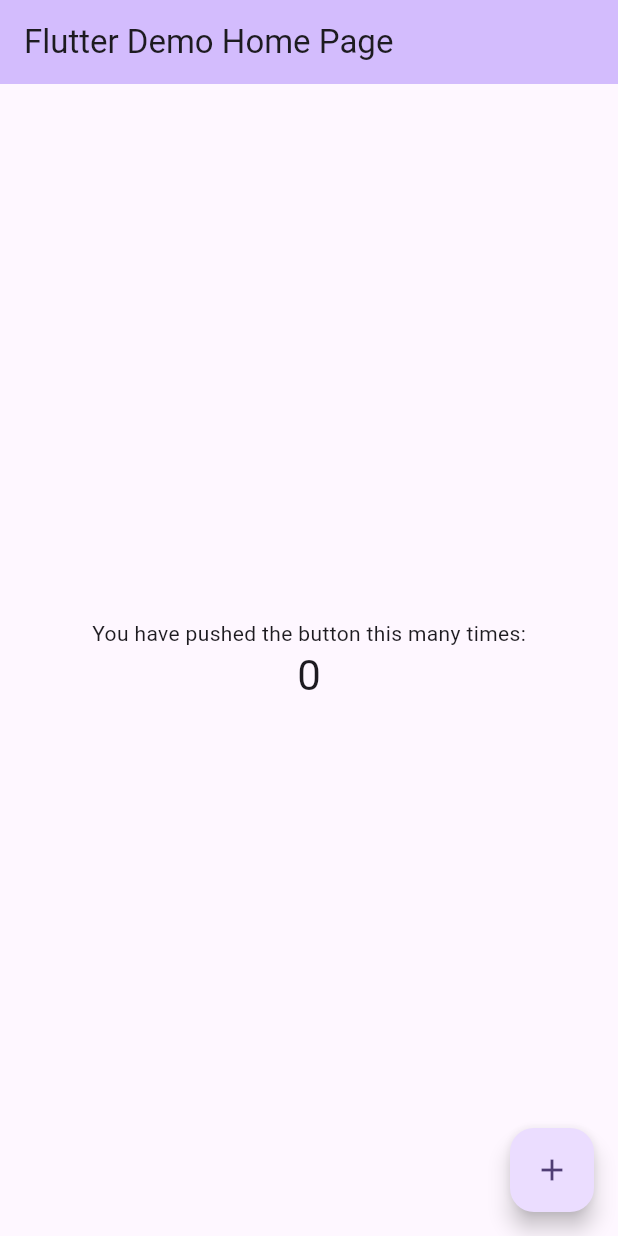
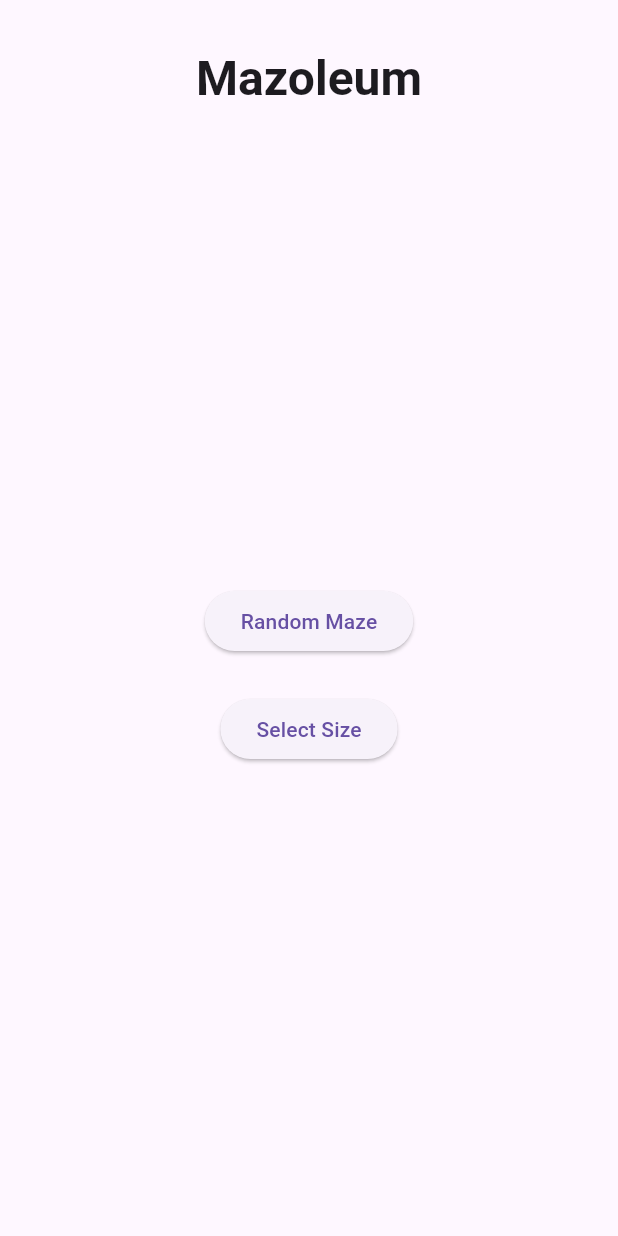
Before and after one commit to ortolanph/mazoleum, a Flutter app: the screen it shows after launch, on a phone screen of 412 x 824 dp. Run offline on Flutter 3.47's test engine with Material 3 defaults, Android fonts, the light colour scheme and no system bars.

Commit message:
home page

```diff
--- a/lib/main.dart
+++ b/lib/main.dart
@@ -1,122 +1,12 @@
 import 'package:flutter/material.dart';
+import 'package:mazoleum/presentation/pages/home_page.dart';
 
 void main() {
-  runApp(const MyApp());
+  runApp(
+    MaterialApp(
+      title: "Mazoleum",
+      initialRoute: "/home",
+      routes: {"/home": (context) => HomePage()},
+    ),
+  );
 }
-
-class MyApp extends StatelessWidget {
-  const MyApp({super.key});
-
-  // This widget is the root of your application.
-  @override
-  Widget build(BuildContext context) {
-    return MaterialApp(
-      title: 'Flutter Demo',
-      theme: ThemeData(
-        // This is the theme of your application.
-        //
-        // TRY THIS: Try running your application with "flutter run". You'll see
-        // the application has a purple toolbar. Then, without quitting the app,
-        // try changing the seedColor in the colorScheme below to Colors.green
-        // and then invoke "hot reload" (save your changes or press the "hot
-        // reload" button in a Flutter-supported IDE, or press "r" if you used
-        // the command line to start the app).
-        //
-        // Notice that the counter didn't reset back to zero; the application
-        // state is not lost during the reload. To reset the state, use hot
-        // restart instead.
-        //
-        // This works for code too, not just values: Most code changes can be
-        // tested with just a hot reload.
-        colorScheme: .fromSeed(seedColor: Colors.deepPurple),
-      ),
-      home: const MyHomePage(title: 'Flutter Demo Home Page'),
-    );
-  }
-}
-
-class MyHomePage extends StatefulWidget {
-  const MyHomePage({super.key, required this.title});
-
-  // This widget is the home page of your application. It is stateful, meaning
-  // that it has a State object (defined below) that contains fields that affect
-  // how it looks.
-
-  // This class is the configuration for the state. It holds the values (in this
-  // case the title) provided by the parent (in this case the App widget) and
-  // used by the build method of the State. Fields in a Widget subclass are
-  // always marked "final".
-
-  final String title;
-
-  @override
-  State<MyHomePage> createState() => _MyHomePageState();
-}
-
-class _MyHomePageState extends State<MyHomePage> {
-  int _counter = 0;
-
-  void _incrementCounter() {
-    setState(() {
-      // This call to setState tells the Flutter framework that something has
-      // changed in this State, which causes it to rerun the build method below
-      // so that the display can reflect the updated values. If we changed
-      // _counter without calling setState(), then the build method would not be
-      // called again, and so nothing would appear to happen.
-      _counter++;
-    });
-  }
-
-  @override
-  Widget build(BuildContext context) {
-    // This method is rerun every time setState is called, for instance as done
-    // by the _incrementCounter method above.
-    //
-    // The Flutter framework has been optimized to make rerunning build methods
-    // fast, so that you can just rebuild anything that needs updating rather
-    // than having to individually change instances of widgets.
-    return Scaffold(
-      appBar: AppBar(
-        // TRY THIS: Try changing the color here to a specific color (to
-        // Colors.amber, perhaps?) and trigger a hot reload to see the AppBar
-        // change color while the other colors stay the same.
-        backgroundColor: Theme.of(context).colorScheme.inversePrimary,
-        // Here we take the value from the MyHomePage object that was created by
-        // the App.build method, and use it to set our appbar title.
-        title: Text(widget.title),
-      ),
-      body: Center(
-        // Center is a layout widget. It takes a single child and positions it
-        // in the middle of the parent.
-        child: Column(
-          // Column is also a layout widget. It takes a list of children and
-          // arranges them vertically. By default, it sizes itself to fit its
-          // children horizontally, and tries to be as tall as its parent.
-          //
-          // Column has various properties to control how it sizes itself and
-          // how it positions its children. Here we use mainAxisAlignment to
-          // center the children vertically; the main axis here is the vertical
-          // axis because Columns are vertical (the cross axis would be
-          // horizontal).
-          //
-          // TRY THIS: Invoke "debug painting" (choose the "Toggle Debug Paint"
-          // action in the IDE, or press "p" in the console), to see the
-          // wireframe for each widget.
-          mainAxisAlignment: .center,
-          children: [
-            const Text('You have pushed the button this many times:'),
-            Text(
-              '$_counter',
-              style: Theme.of(context).textTheme.headlineMedium,
-            ),
-          ],
-        ),
-      ),
-      floatingActionButton: FloatingActionButton(
-        onPressed: _incrementCounter,
-        tooltip: 'Increment',
-        child: const Icon(Icons.add),
-      ),
-    );
-  }
-}
--- /dev/null
+++ b/lib/presentation/pages/home_page.dart
@@ -0,0 +1,63 @@
+import 'package:flutter/material.dart';
+
+class HomePage extends StatefulWidget {
+  const HomePage({super.key});
+
+  @override
+  State<HomePage> createState() => _HomePageState();
+}
+
+class _HomePageState extends State<HomePage> {
+  @override
+  Widget build(BuildContext context) {
+    return Scaffold(
+      body: SafeArea(
+        child: Padding(
+          padding: EdgeInsetsGeometry.symmetric(horizontal: 24.0),
+          child: Column(
+            crossAxisAlignment: CrossAxisAlignment.center,
+            children: [
+              const SizedBox(height: 32),
+              Text(
+                "Mazoleum",
+                style: Theme.of(context).textTheme.headlineLarge?.copyWith(
+                  fontWeight: FontWeight.bold,
+                ),
+              ),
+              const SizedBox(height: 4),
+              Expanded(
+                child: Center(
+                  child: LayoutBuilder(
+                    builder: (context, constraints) {
+                      final isWide = constraints.maxWidth > 480;
+
+                      ElevatedButton randomMaze = ElevatedButton(
+                        onPressed: () {},
+                        child: Text("Random Maze"),
+                      );
+                      ElevatedButton selectSize = ElevatedButton(
+                        onPressed: () {},
+                        child: Text("Select Size"),
+                      );
+                      SizedBox box = SizedBox(width: 24, height: 24);
+
+                      return isWide
+                          ? Row(
+                              mainAxisAlignment: MainAxisAlignment.center,
+                              children: [randomMaze, box, selectSize],
+                            )
+                          : Column(
+                              mainAxisAlignment: MainAxisAlignment.center,
+                              children: [randomMaze, box, selectSize],
+                            );
+                    },
+                  ),
+                ),
+              ),
+            ],
+          ),
+        ),
+      ),
+    );
+  }
+}
```
Also changed, not shown: pubspec.lock, 5 other files.
